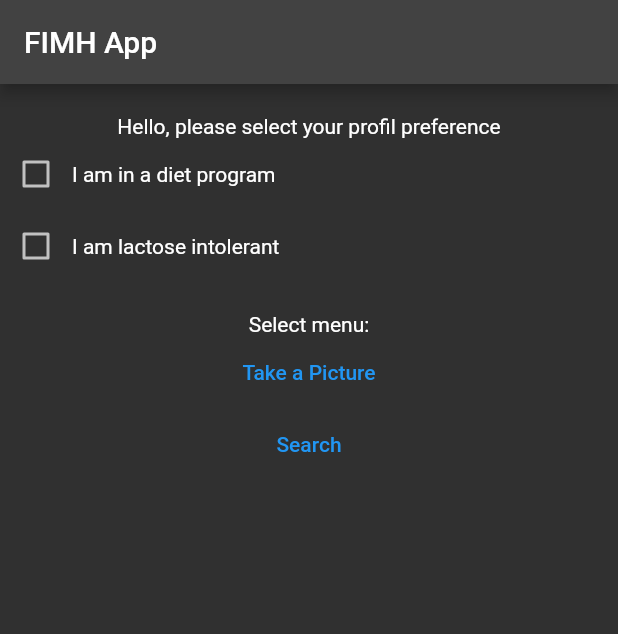
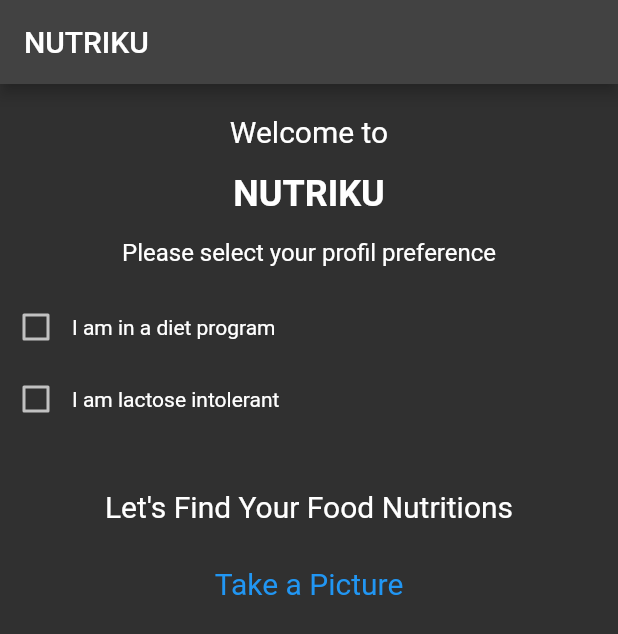
Before and after one commit to fimh-aic/fimh-app, a Flutter app: the screen it shows after launch, on a phone screen of 412 x 824 dp. Shown: the top 634 px of the screen. Run offline on Flutter 3.47's test engine with Material 2 defaults, Android fonts, the phone set to English and light mode, and no system bars; our stand-ins replace camera, dartz, dio, get_it.

```diff
--- a/lib/domain/repositories/repository.dart
+++ b/lib/domain/repositories/repository.dart
@@ -1,9 +1,12 @@
 import 'package:dartz/dartz.dart';
 import 'package:fimh_app/domain/entity/food_entity.dart';
+import 'package:fimh_app/domain/entity/food_recognition_entity.dart';
+import 'package:fimh_app/domain/usecase/get_food_name.dart';
 import 'package:fimh_app/utils/error/failure.dart';
 import 'package:fimh_app/utils/usecase/usecase.dart';
 
 abstract class Repository {
   Future<Either<Failure, FoodEntity>> getFood(Params params);
-  Future<Either<Failure, String>> getFoodName(Params params);
+  Future<Either<Failure, FoodRecognitionEntity>> getFoodName(
+      FoodImageParams params);
 }
--- a/lib/main.dart
+++ b/lib/main.dart
@@ -1,11 +1,13 @@
 import 'package:camera/camera.dart';
 import 'package:fimh_app/presentation/pages/dashboard.dart';
+import 'package:fimh_app/utils/injection/injection_container.dart' as di;
 import 'package:flutter/material.dart';
 
 late List<CameraDescription> cameras;
 
 Future<void> main() async {
   WidgetsFlutterBinding.ensureInitialized();
+  await di.setUpLocator();
 
   cameras = await availableCameras();
   runApp(MaterialApp(
--- a/lib/presentation/pages/dashboard.dart
+++ b/lib/presentation/pages/dashboard.dart
@@ -5,7 +5,7 @@ import 'package:flutter/material.dart';
 class DashboardPage extends StatefulWidget {
   const DashboardPage({super.key, required this.camera});
 
-  final String title = "FIMH App";
+  final String title = "NUTRIKU";
   final CameraDescription camera;
 
   @override
@@ -26,15 +26,22 @@ class _DashboardPageState extends State<DashboardPage> {
         child: Column(
           children: <Widget>[
             const SizedBox(height: 20),
-            const Text(
-              'Hello, please select your profil preference',
+            const Text("Welcome to", style: TextStyle(fontSize: 20)),
+            const Padding(
+              padding: EdgeInsets.all(16),
+              child: Text("NUTRIKU",
+                  style: TextStyle(fontSize: 24, fontWeight: FontWeight.bold)),
+            ),
+            const Padding(
+              padding: EdgeInsets.only(bottom: 16),
+              child: Text('Please select your profil preference',
+                  style: TextStyle(fontSize: 16)),
             ),
             Row(
               children: [
                 Checkbox(
                   value: isDiet,
                   onChanged: (value) {
-                    print("change is diet");
                     setState(() {
                       isDiet = value!;
                     });
@@ -48,7 +55,6 @@ class _DashboardPageState extends State<DashboardPage> {
                 Checkbox(
                   value: isLactoseIntolerant,
                   onChanged: (value) {
-                    print("change is lactose intolerant");
                     setState(() {
                       isLactoseIntolerant = value!;
                     });
@@ -58,23 +64,23 @@ class _DashboardPageState extends State<DashboardPage> {
               ],
             ),
             const SizedBox(height: 20),
-            const Text("Select menu:"),
-            TextButton(
-              onPressed: () async {
-                print("open camera");
-                await Navigator.of(context).push(
-                  MaterialPageRoute(
-                    builder: (context) => HomePage(camera: widget.camera),
-                  ),
-                );
-              },
-              child: const Text("Take a Picture"),
+            const Padding(
+              padding: EdgeInsets.all(16),
+              child: Text("Let's Find Your Food Nutritions",
+                  style: TextStyle(fontSize: 20)),
             ),
             TextButton(
                 onPressed: () async {
-                  print("open search page");
+                  await Navigator.of(context).push(
+                    MaterialPageRoute(
+                      builder: (context) => HomePage(camera: widget.camera),
+                    ),
+                  );
                 },
-                child: const Text("Search")),
+                style: TextButton.styleFrom(
+                  textStyle: const TextStyle(fontSize: 20),
+                ),
+                child: const Text("Take a Picture")),
           ],
         ),
       ),
--- a/lib/presentation/pages/detail.dart
+++ b/lib/presentation/pages/detail.dart
@@ -21,7 +21,7 @@ class _DetailPageState extends State<DetailPage> {
 
     return Scaffold(
       appBar: AppBar(
-        title: const Text("Kandungan Nutrisi"),
+        title: const Text("Food Nutrition"),
       ),
       body: Center(
         child: Column(
@@ -34,7 +34,7 @@ class _DetailPageState extends State<DetailPage> {
             ),
             Padding(
               padding: const EdgeInsets.all(24),
-              child: Text(food.name,
+              child: Text(food.name.toUpperCase(),
                   style: const TextStyle(
                     fontSize: 28,
                     fontWeight: FontWeight.bold,
@@ -43,20 +43,20 @@ class _DetailPageState extends State<DetailPage> {
             Column(
               mainAxisAlignment: MainAxisAlignment.start,
               children: [
-                Text("Total Kalori: ${food.calories} cal"),
-                Text("Penyajian: ${food.servingSize} cal"),
-                Text("Karbohidrat: ${food.carbohydrates} g"),
-                Text("Total Lemak: ${food.fatTotal} g"),
-                Text("Lemak Jenuh: ${food.fatSaturated} g"),
-                Text("Gula: ${food.sugar} g"),
+                Text("Calories: ${food.calories} cal"),
+                Text("Serving Size: ${food.servingSize} cal"),
+                Text("Carbohydrates: ${food.carbohydrates} g"),
+                Text("Fat Total: ${food.fatTotal} g"),
+                Text("Fat Saturated: ${food.fatSaturated} g"),
+                Text("Sugar: ${food.sugar} g"),
                 Text("Protein: ${food.protein} g"),
                 Text("Sodium: ${food.sodium} mg"),
                 Text("Potassium: ${food.potassium} mg"),
-                Text("Zat Besi: ${food.fiber} g"),
+                Text("Fiber: ${food.fiber} g"),
               ],
             ),
             const SizedBox(height: 20),
-            const Text("Rekomendasi resep:"),
+            // const Text("Receipts recommendation:"),
           ],
         ),
       ),
--- a/pubspec.yaml
+++ b/pubspec.yaml
@@ -16,6 +16,9 @@ dependencies:
   path_provider: ^2.1.1
   path: ^1.8.3
   dartz: ^0.10.1
+  get_it: ^7.6.0
+  dio: ^5.3.2
+  http_parser: ^4.0.2
 
 dev_dependencies:
   flutter_test:
```
Also changed, not shown: lib/data/datasources/remote_datasource.dart (+51 -0 lines), lib/data/models/food_model.dart (added, +52 -0 lines), lib/data/models/food_recognition_model.dart (added, +26 -0 lines), lib/data/repositories/repository_impl.dart (+18 -3 lines), lib/domain/entity/food_recognition_entity.dart (added, +13 -0 lines), lib/domain/usecase/get_food.dart (added, +16 -0 lines), lib/domain/usecase/get_food_name.dart (added, +25 -0 lines), lib/presentation/pages/homepage.dart (+85 -27 lines), lib/utils/injection/injection_container.dart (added, +33 -0 lines), pubspec.lock.
